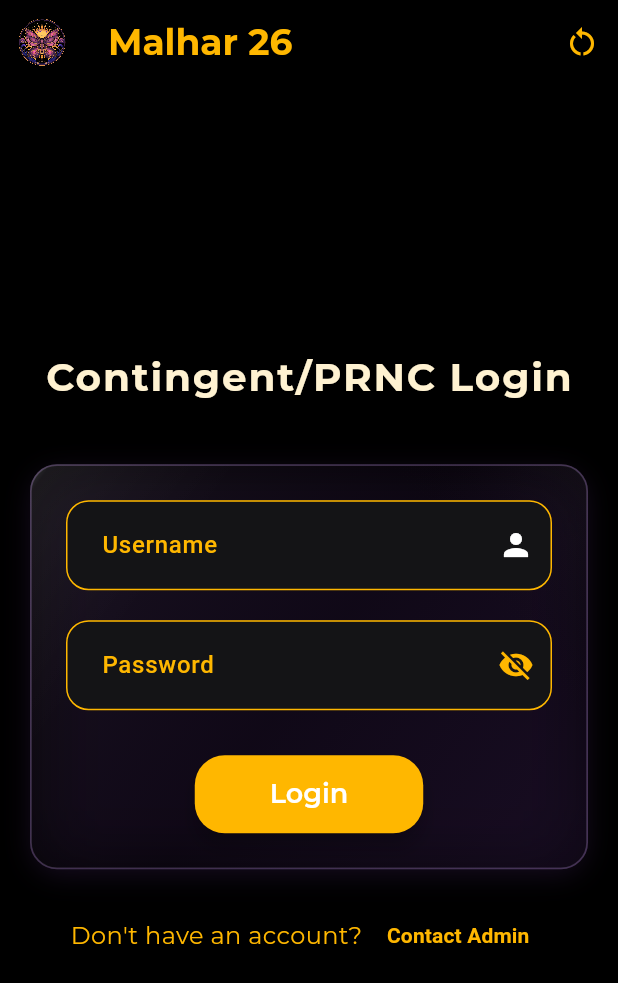
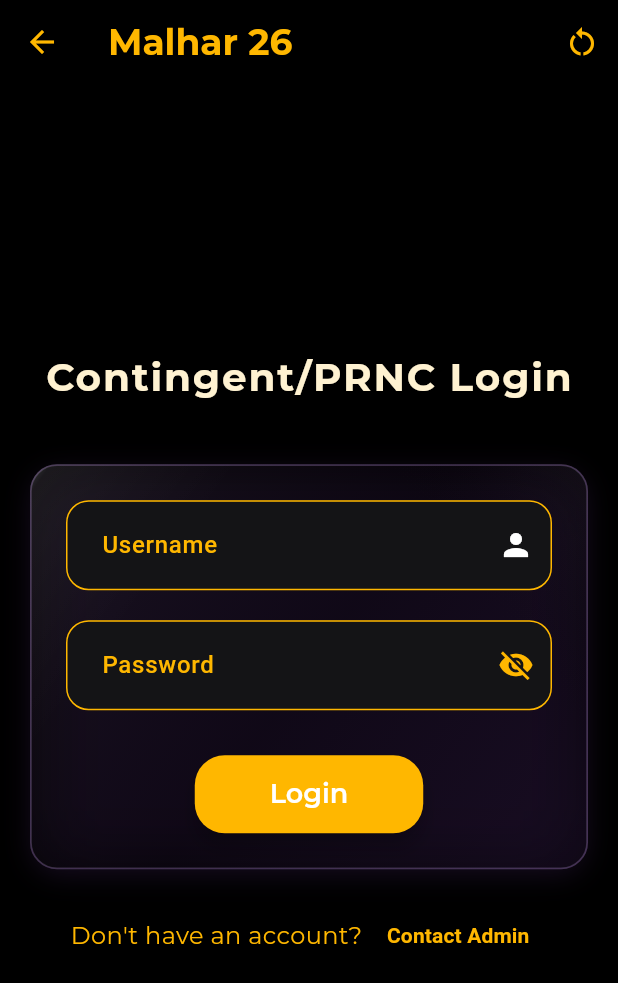
Before and after one commit to eshaan091006-max/ETS26--Main, a Flutter app: the screen it shows after launch, after a tap on "Contingent Portal", on a phone screen of 412 x 824 dp. Shown: the top 983 px of the screen. Run offline on Flutter 3.47's test engine with Material 3 defaults, Android fonts, the light colour scheme and no system bars; our stand-ins replace animated_bottom_navigation_bar, google_fonts, shared_preferences, supabase_flutter; missing offline and left inert: vertical_card_pager; accounts and stored records are empty.

Commit message:
Implement persistent login session and back button navigation

```diff
--- a/ETS-main/lib/app/contingent/login/login_page.dart
+++ b/ETS-main/lib/app/contingent/login/login_page.dart
@@ -6,6 +6,7 @@ import 'package:malhar_ets/app/contingent/auth/contingent_controller.dart';
 import 'package:malhar_ets/constants/app_bar.dart';
 import 'package:malhar_ets/constants/app_colors.dart';
 import 'package:malhar_ets/utils/app_feedback.dart';
+import 'package:malhar_ets/utils/session_manager.dart';
 import 'package:url_launcher/url_launcher.dart';
 import 'package:malhar_ets/helpers/glass_container.dart';
 
@@ -106,13 +107,15 @@ class _LoginPageState extends State<LoginPage> {
                                if (result['success']) {
                                  // Finish autofill context if used
                                  TextInput.finishAutofillContext();
+                                 await SessionManager.saveContingentSession(result['contingent']);
 
                                  AppFeedback.showSuccess(
                                    context,
                                    result['message'],
                                  );
 
-                                Navigator.push(
+                                 if (context.mounted) {
+                                   Navigator.pushReplacement(
                                      context,
                                      MaterialPageRoute(
                                        builder:
@@ -121,6 +124,7 @@ class _LoginPageState extends State<LoginPage> {
                                            ),
                                      ),
                                    );
+                                 }
                                } else {
                                 AppFeedback.showError(
                                   context,
--- a/ETS-main/lib/connector.dart
+++ b/ETS-main/lib/connector.dart
@@ -5,12 +5,103 @@ import 'package:malhar_ets/app/contingent/login/login_page.dart';
 import 'package:malhar_ets/constants/app_bar.dart';
 import 'package:malhar_ets/constants/app_colors.dart';
 import 'package:malhar_ets/helpers/glass_container.dart';
+import 'package:malhar_ets/utils/session_manager.dart';
+import 'package:malhar_ets/app/admin/main.dart' as admin_main;
+import 'package:malhar_ets/app/contingent/main.dart' as contingent_main;
 
-class Connector extends StatelessWidget {
+class Connector extends StatefulWidget {
   const Connector({super.key});
 
   @override
+  State<Connector> createState() => _ConnectorState();
+}
+
+class _ConnectorState extends State<Connector> {
+  bool _checkingSession = true;
+
+  @override
+  void initState() {
+    super.initState();
+    _checkActiveSession();
+  }
+
+  Future<void> _checkActiveSession() async {
+    final session = await SessionManager.getSession();
+    if (session != null) {
+      if (mounted) {
+        if (session['type'] == 'admin') {
+          Navigator.of(context).pushReplacement(
+            MaterialPageRoute(
+              builder: (_) => admin_main.Main(
+                isVolunteer: session['is_volunteer'],
+              ),
+            ),
+          );
+        } else if (session['type'] == 'contingent') {
+          Navigator.of(context).pushReplacement(
+            MaterialPageRoute(
+              builder: (_) => contingent_main.Main(
+                contingent: session['contingent'],
+              ),
+            ),
+          );
+        }
+      }
+    } else {
+      if (mounted) {
+        setState(() {
+          _checkingSession = false;
+        });
+      }
+    }
+  }
+
+  @override
   Widget build(BuildContext context) {
+    if (_checkingSession) {
+      return Scaffold(
+        backgroundColor: AppColors.background,
+        body: Center(
+          child: Column(
+            mainAxisAlignment: MainAxisAlignment.center,
+            children: [
+              Container(
+                width: 150,
+                height: 150,
+                decoration: BoxDecoration(
+                  shape: BoxShape.circle,
+                  boxShadow: [
+                    BoxShadow(
+                      color: AppColors.accent.withAlpha(80),
+                      blurRadius: 30,
+                      spreadRadius: 5,
+                    ),
+                  ],
+                ),
+                child: ClipOval(
+                  child: Image.asset(
+                    'assets/logo/malhar26.png',
+                    fit: BoxFit.cover,
+                    errorBuilder: (context, error, stackTrace) {
+                      return const Center(
+                        child: Icon(
+                          Icons.flutter_dash,
+                          size: 100,
+                          color: AppColors.primary,
+                        ),
+                      );
+                    },
+                  ),
+                ),
+              ),
+              const SizedBox(height: 24),
+              const CircularProgressIndicator(color: AppColors.primary),
+            ],
+          ),
+        ),
+      );
+    }
+
     return Scaffold(
       backgroundColor: AppColors.secondary,
       appBar: getAppBar(context, false),
@@ -70,7 +161,7 @@ class Connector extends StatelessWidget {
                           fit: BoxFit.cover,
                           errorBuilder: (context, error, stackTrace) {
                             // Fallback if file doesn't exist yet
-                          return Center(
+                            return const Center(
                               child: Icon(
                                 Icons.flutter_dash,
                                 size: 100,
--- a/ETS-main/lib/constants/app_bar.dart
+++ b/ETS-main/lib/constants/app_bar.dart
@@ -6,10 +6,18 @@ import 'package:malhar_ets/shared/controllers/page_refresh_controller.dart';
 // import 'dart:io';
 // import 'package:image/image.dart' as img;
 
+import 'package:malhar_ets/utils/session_manager.dart';
+import 'package:malhar_ets/connector.dart';
+
 AppBar getAppBar(BuildContext context, bool isLoggedIn) {
   return AppBar(
-    leading: Padding(
-      padding: EdgeInsets.all(5),
+    leading: (Navigator.canPop(context) && !isLoggedIn)
+        ? IconButton(
+            icon: const Icon(Icons.arrow_back, color: AppColors.primary),
+            onPressed: () => Navigator.maybePop(context),
+          )
+        : Padding(
+            padding: const EdgeInsets.all(5),
             child: Image.asset(
               'assets/logo/malhar26.png',
               fit: BoxFit.contain,
@@ -31,7 +39,7 @@ AppBar getAppBar(BuildContext context, bool isLoggedIn) {
         color: AppColors.primary,
         tooltip: 'Refresh Page',
         onPressed: PageRefreshController.triggerRefresh,
-        icon: Icon(Icons.restart_alt_sharp),
+        icon: const Icon(Icons.restart_alt_sharp),
       ),
       if (isLoggedIn)
         IconButton(
@@ -41,10 +49,18 @@ AppBar getAppBar(BuildContext context, bool isLoggedIn) {
               () => confirmDialog(
                 context,
                 'Confirm Logout',
-                Text('Are you sure you want to Logout?'),
-                onSubmit: () => Navigator.pop(context),
+                const Text('Are you sure you want to Logout?'),
+                onSubmit: () async {
+                  await SessionManager.clearSession();
+                  if (context.mounted) {
+                    Navigator.of(context).pushAndRemoveUntil(
+                      MaterialPageRoute(builder: (_) => const Connector()),
+                      (route) => false,
+                    );
+                  }
+                },
               ),
-          icon: Icon(Icons.output, semanticLabel: 'Logout'),
+          icon: const Icon(Icons.output, semanticLabel: 'Logout'),
         ),
     ],
   );
--- /dev/null
+++ b/ETS-main/lib/utils/session_manager.dart
@@ -0,0 +1,67 @@
+import 'dart:convert';
+import 'package:shared_preferences/shared_preferences.dart';
+import 'package:malhar_ets/shared/models/contingent.dart';
+
+class SessionManager {
+  static const String _keyUserType = 'user_type'; // 'admin' or 'contingent'
+  static const String _keyAdminUsername = 'admin_username';
+  static const String _keyAdminIsVolunteer = 'admin_is_volunteer';
+  static const String _keyContingentJson = 'contingent_json';
+
+  // Save Admin Session
+  static Future<void> saveAdminSession(String username, bool isVolunteer) async {
+    final prefs = await SharedPreferences.getInstance();
+    await prefs.setString(_keyUserType, 'admin');
+    await prefs.setString(_keyAdminUsername, username);
+    await prefs.setBool(_keyAdminIsVolunteer, isVolunteer);
+  }
+
+  // Save Contingent Session
+  static Future<void> saveContingentSession(Contingent contingent) async {
+    final prefs = await SharedPreferences.getInstance();
+    await prefs.setString(_keyUserType, 'contingent');
+    await prefs.setString(_keyContingentJson, jsonEncode(contingent.toJson()));
+  }
+
+  // Clear Session (Logout)
+  static Future<void> clearSession() async {
+    final prefs = await SharedPreferences.getInstance();
+    await prefs.remove(_keyUserType);
+    await prefs.remove(_keyAdminUsername);
+    await prefs.remove(_keyAdminIsVolunteer);
+    await prefs.remove(_keyContingentJson);
+  }
+
+  // Get Session Details
+  static Future<Map<String, dynamic>?> getSession() async {
+    final prefs = await SharedPreferences.getInstance();
+    final String? userType = prefs.getString(_keyUserType);
+    if (userType == null) return null;
+
+    if (userType == 'admin') {
+      final username = prefs.getString(_keyAdminUsername);
+      final isVolunteer = prefs.getBool(_keyAdminIsVolunteer) ?? false;
+      if (username != null) {
+        return {
+          'type': 'admin',
+          'username': username,
+          'is_volunteer': isVolunteer,
+        };
+      }
+    } else if (userType == 'contingent') {
+      final contingentJson = prefs.getString(_keyContingentJson);
+      if (contingentJson != null) {
+        try {
+          final contingent = Contingent.fromJson(jsonDecode(contingentJson));
+          return {
+            'type': 'contingent',
+            'contingent': contingent,
+          };
+        } catch (_) {
+          return null;
+        }
+      }
+    }
+    return null;
+  }
+}
--- a/ETS-main/pubspec.yaml
+++ b/ETS-main/pubspec.yaml
@@ -42,6 +42,7 @@ dependencies:
   google_fonts: ^6.2.1
   vertical_card_pager: ^1.6.3
   crypto: ^3.0.7
+  shared_preferences: ^2.5.5
   # flutter_svg: ^2.1.0
   # flutter_speed_dial: ^7.0.0
 
```
Also changed, not shown: ETS-main/lib/app/admin/login/login_page.dart (+8 -1 lines), ETS-main/pubspec.lock. Lines whose indentation alone changed are shown as unchanged.
